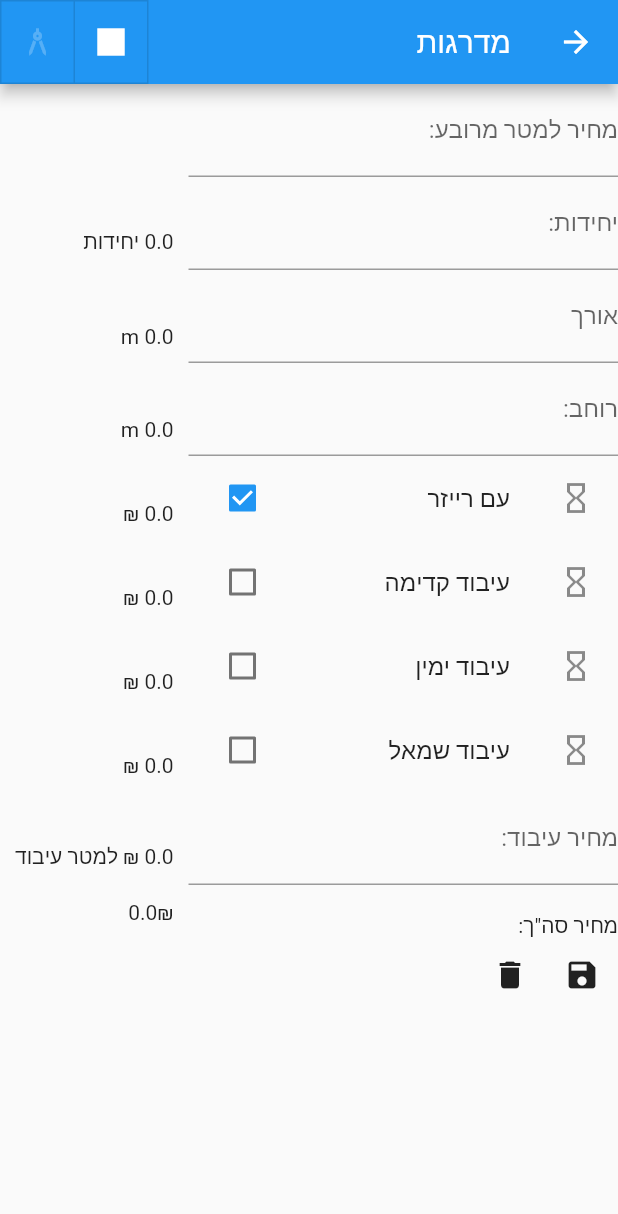
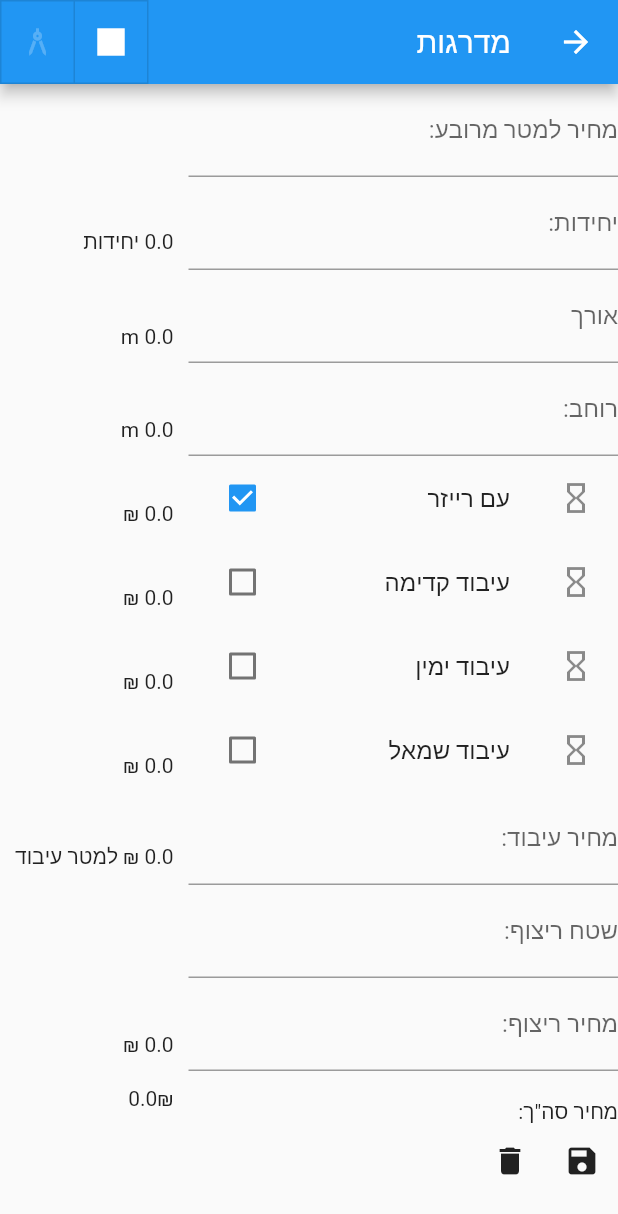
Before and after one commit to afiefh/marble, a Flutter app: the StairsItemWidget screen opened directly, after a tap on "עם רייזר", on a phone screen of 412 x 824 dp. Shown: the top 1214 px of the screen. Run offline on Flutter 3.47's test engine with Material 2 defaults, Android fonts, the light colour scheme and no system bars; our stand-ins replace flutter_speed_dial, pdf, printing.

Commit message:
Add tiling to the stairs

```diff
--- a/lib/stairs_item.dart
+++ b/lib/stairs_item.dart
@@ -18,6 +18,8 @@ class StairsItem extends BaseItem {
   bool processingLeft;
   bool processingRight;
   double processingCost;
+  double tilingMeters;
+  double tilingCost;
 
   StairsItem(
     super.key, {
@@ -31,6 +33,8 @@ class StairsItem extends BaseItem {
     this.processingLeft = false,
     this.processingRight = false,
     this.processingCost = 0,
+    this.tilingMeters = 0,
+    this.tilingCost = 0,
   });
 
   double riserCost() {
@@ -65,8 +69,12 @@ class StairsItem extends BaseItem {
     return processingFrontCost() + processingLeftCost() + processingRightCost();
   }
 
+  double tilingPrice() {
+    return tilingMeters * tilingCost;
+  }
+
   double totalPrice() {
-    return (_areaPrice() + _processingPrice()) * units;
+    return (_areaPrice() + _processingPrice() + tilingPrice()) * units;
   }
 
   @override
@@ -108,6 +116,9 @@ class StairsItem extends BaseItem {
         ]),
         TableRow(
             children: [const Text('מחיר עיבוד:'), Text("$processingCost")]),
+        TableRow(children: [const Text('שטח ריצוף:'), Text("$tilingMeters")]),
+        TableRow(
+            children: [const Text('מחיר ריצוף למטר:'), Text("$tilingMeters")]),
         TableRow(children: [
           const Text('מחיר:'),
           Text(
@@ -146,17 +157,21 @@ class StairsItem extends BaseItem {
           pw.Text("$length"),
           pw.Text(reverse('אורך')),
         ]),
-        if (widthLeft == widthRight) pw.TableRow(children: [
+        if (widthLeft == widthRight)
+          pw.TableRow(children: [
             pw.Text("$widthRight"),
             pw.Text(reverse("רוחב")),
           ])
-        else ...[pw.TableRow(children: [
+        else ...[
+          pw.TableRow(children: [
             pw.Text("$widthRight"),
             pw.Text(reverse("רוחב ימין")),
-        ]),pw.TableRow(children: [
+          ]),
+          pw.TableRow(children: [
             pw.Text("$widthLeft"),
             pw.Text(reverse("רוחב שמאל")),
-        ])],
+          ])
+        ],
         pw.TableRow(children: [
           pw.Text(reverse(withRiserStr())),
           pw.Text(reverse("עם רייזר")),
@@ -164,6 +179,14 @@ class StairsItem extends BaseItem {
         pw.TableRow(children: [
           pw.Text(reverse(processingSides())),
           pw.Text(reverse("עיבוד:")),
+        ]),
+        pw.TableRow(children: [
+          pw.Text("$tilingMeters"),
+          pw.Text(reverse("שטח ריצוף:")),
+        ]),
+        pw.TableRow(children: [
+          pw.Text("$tilingCost"),
+          pw.Text(reverse("מחיר ריצוף למטר:")),
         ]),
         pw.TableRow(children: [
           pw.Text(
@@ -209,6 +232,8 @@ class _StairsItemWidgetState extends State<StairsItemWidget> {
   final widthRightController = TextEditingController();
   final widthLeftController = TextEditingController();
   final processingCostController = TextEditingController();
+  final tilingMetersController = TextEditingController();
+  final tilingCostController = TextEditingController();
 
   late StairsItem item;
 
@@ -225,9 +250,13 @@ class _StairsItemWidgetState extends State<StairsItemWidget> {
     final double units = parseOrZero(unitsController.value.text);
     final double length = parseOrZero(lengthController.value.text);
     final double widthRight = parseOrZero(widthRightController.value.text);
-    final double widthLeft = _stairShape == StairShape.square ? widthRight : parseOrZero(widthLeftController.value.text);
+    final double widthLeft = _stairShape == StairShape.square
+        ? widthRight
+        : parseOrZero(widthLeftController.value.text);
     final double processingCost =
         parseOrZero(processingCostController.value.text);
+    final double tilingMeters = parseOrZero(tilingMetersController.value.text);
+    final double tilingCost = parseOrZero(tilingCostController.value.text);
 
     setState(() {
       item.pricePerMeter = pricePerMeter;
@@ -236,6 +265,8 @@ class _StairsItemWidgetState extends State<StairsItemWidget> {
       item.widthRight = widthRight;
       item.widthLeft = widthLeft;
       item.processingCost = processingCost;
+      item.tilingMeters = tilingMeters;
+      item.tilingCost = tilingCost;
     });
   }
 
@@ -247,6 +278,8 @@ class _StairsItemWidgetState extends State<StairsItemWidget> {
     widthRightController.dispose();
     widthLeftController.dispose();
     processingCostController.dispose();
+    tilingMetersController.dispose();
+    tilingCostController.dispose();
     super.dispose();
   }
 
@@ -265,7 +298,11 @@ class _StairsItemWidgetState extends State<StairsItemWidget> {
     widthRightController.text = zeroToEmpty(item.widthRight);
     widthLeftController.text = zeroToEmpty(item.widthLeft);
     processingCostController.text = zeroToEmpty(item.processingCost);
-    _stairShape = item.widthLeft == item.widthRight ? StairShape.square : StairShape.trapezoid;
+    tilingMetersController.text = zeroToEmpty(item.tilingMeters);
+    tilingCostController.text = zeroToEmpty(item.tilingCost);
+    _stairShape = item.widthLeft == item.widthRight
+        ? StairShape.square
+        : StairShape.trapezoid;
 
     // Start listening to changes.
     pricePerMeterController.addListener(_calculatePriceChanges);
@@ -274,12 +311,15 @@ class _StairsItemWidgetState extends State<StairsItemWidget> {
     widthLeftController.addListener(_calculatePriceChanges);
     widthRightController.addListener(_calculatePriceChanges);
     processingCostController.addListener(_calculatePriceChanges);
+    tilingMetersController.addListener(_calculatePriceChanges);
+    tilingCostController.addListener(_calculatePriceChanges);
   }
 
   final List<bool> _toggleButtonSelection = [true, false];
   StairShape get _stairShape {
     return StairShape.values[_toggleButtonSelection.indexOf(true)];
   }
+
   set _stairShape(StairShape shape) {
     _toggleButtonSelection.setAll(0, [false, false]);
     _toggleButtonSelection[shape.index] = true;
@@ -481,6 +521,31 @@ class _StairsItemWidgetState extends State<StairsItemWidget> {
                 ),
                 TableRow(
                   children: <Widget>[
+                    NumberInput(
+                        label: "שטח ריצוף:",
+                        hintText: 'מטר מרובע',
+                        suffix: 'מטר מרובע',
+                        allowDecimal: true,
+                        controller: tilingMetersController),
+                    Container(),
+                  ],
+                ),
+                TableRow(
+                  children: <Widget>[
+                    NumberInput(
+                        label: "מחיר ריצוף:",
+                        hintText: '₪ למטר מרובע',
+                        suffix: '₪ למטר מרובע',
+                        allowDecimal: true,
+                        controller: tilingCostController),
+                    Container(
+                      margin: const EdgeInsets.all(10.0),
+                      child: Text('${item.tilingPrice()} ₪'),
+                    ),
+                  ],
+                ),
+                TableRow(
+                  children: <Widget>[
                     const Text('מחיר סה"ך:'),
                     Container(
                         margin: const EdgeInsets.all(10.0),
```
Lines whose indentation alone changed are shown as unchanged.
